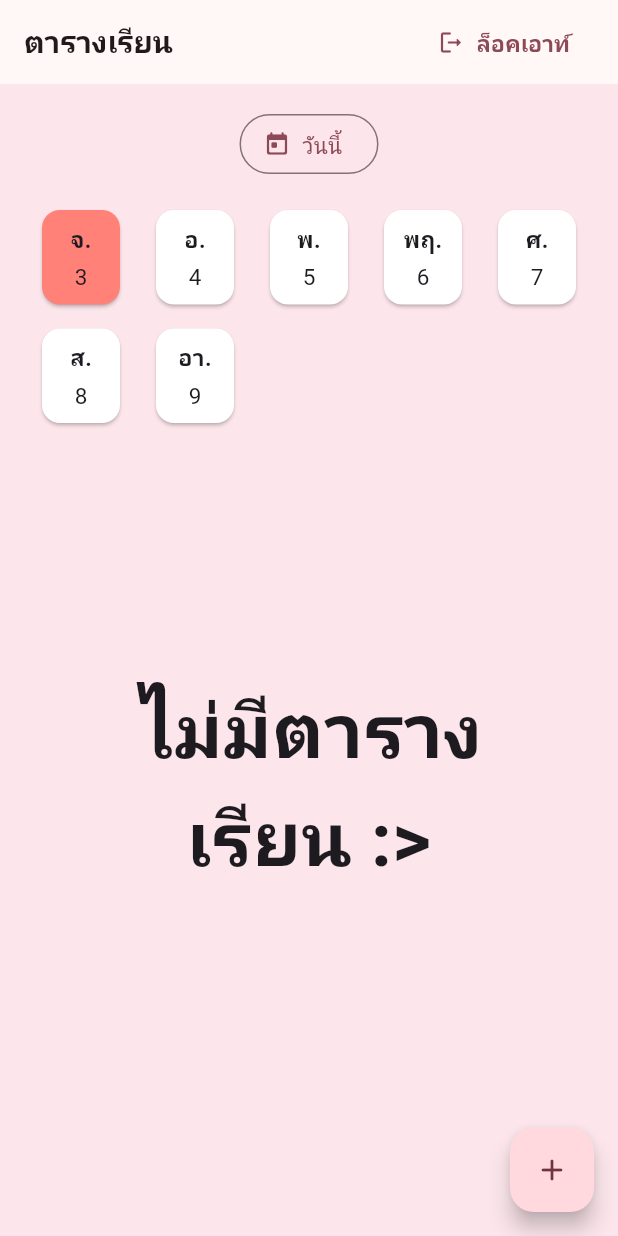
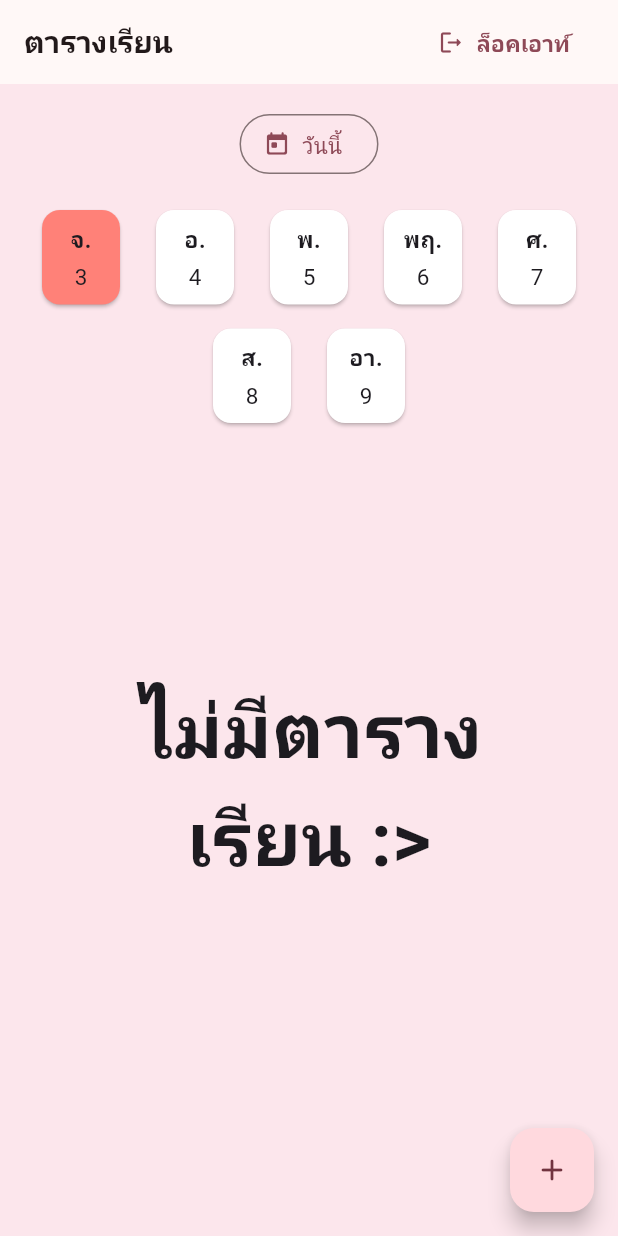
Before and after one commit to cybloxboi/School-Day, a Flutter app: the screen it shows once a user with an empty profile is signed in, on a phone screen of 412 x 824 dp. Run offline on Flutter 3.47's test engine with Material 3 defaults, Android fonts, the phone set to English and light mode, and no system bars; our stand-ins replace cloud_firestore, firebase_auth, firebase_core, google_fonts, loading_animation_widget, timeline_tile; accounts and stored records are empty.

Commit message:
Edit App bar Ui

```diff
--- a/lib/screens/timetables/add_new_timetable_page.dart
+++ b/lib/screens/timetables/add_new_timetable_page.dart
@@ -115,6 +115,7 @@ class _AddNewTimetablePageState extends State<AddNewTimetablePage> {
             );
           },
         ),
+        centerTitle: false,
         title: Text(
           widget.timetable == null ? 'เพิ่มตารางเรียนใหม่' : 'แก้ไขตารางเรียน',
           style: textTheme.bodyMedium!.copyWith(fontWeight: FontWeight.bold),
--- a/lib/screens/timetables/timetable_page.dart
+++ b/lib/screens/timetables/timetable_page.dart
@@ -66,6 +66,7 @@ class _TimetablePageState extends State<TimetablePage> {
           'ตารางเรียน',
           style: textTheme.bodyMedium!.copyWith(fontWeight: FontWeight.bold),
         ),
+        centerTitle: false,
         actions: [
           Padding(
             padding: const EdgeInsets.only(right: 16),
@@ -114,17 +115,20 @@ class _TimetablePageState extends State<TimetablePage> {
               const SizedBox(height: 16),
               Padding(
                 padding: const EdgeInsets.symmetric(horizontal: 6),
-                child: Center(
                 child: Wrap(
+                  alignment: WrapAlignment.center,
                   spacing: 16,
                   runSpacing: 8,
                   children: List.generate(
                     daysInAWeek.length,
                     (int index) {
-                        return day(daysInAWeek[index],
-                            getCurrentWeekDays()[index].day, index, context);
+                      return day(
+                        daysInAWeek[index],
+                        getCurrentWeekDays()[index].day,
+                        index,
+                        context,
+                      );
                     },
-                    ),
                   ),
                 ),
               ),
@@ -135,8 +139,13 @@ class _TimetablePageState extends State<TimetablePage> {
                     return const LinearGradient(
                       begin: Alignment.topCenter,
                       end: Alignment.bottomCenter,
-                      colors: [Colors.black, Colors.transparent],
-                      stops: [0.9, 1.0],
+                      colors: [
+                        Colors.transparent,
+                        Colors.black,
+                        Colors.black,
+                        Colors.transparent,
+                      ],
+                      stops: [0.0, 0.07, 0.93, 1.0],
                     ).createShader(bounds);
                   },
                   blendMode: BlendMode.dstIn,
--- a/pubspec.yaml
+++ b/pubspec.yaml
@@ -15,10 +15,10 @@ dependencies:
   timeline_tile: ^2.0.0
   cloud_firestore: ^5.6.5
   loading_animation_widget: ^1.3.0
-  firebase_messaging: ^15.2.4
   flutter_local_notifications: ^18.0.1
   timezone: ^0.10.0
   uuid: ^4.5.1
+  flutter_timezone: ^4.1.0
 
 dev_dependencies:
   flutter_test:
```
Also changed, not shown: lib/services/notification.dart (deleted, +0 -60 lines), pubspec.lock, 16 other files. Lines whose indentation alone changed are shown as unchanged.
